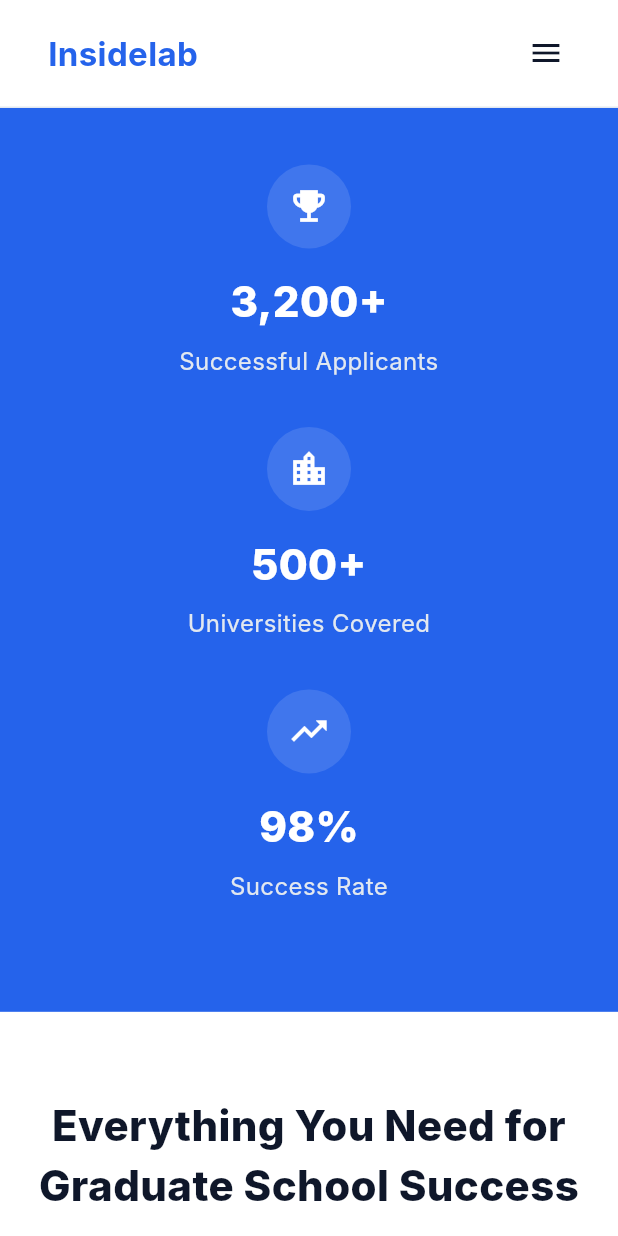
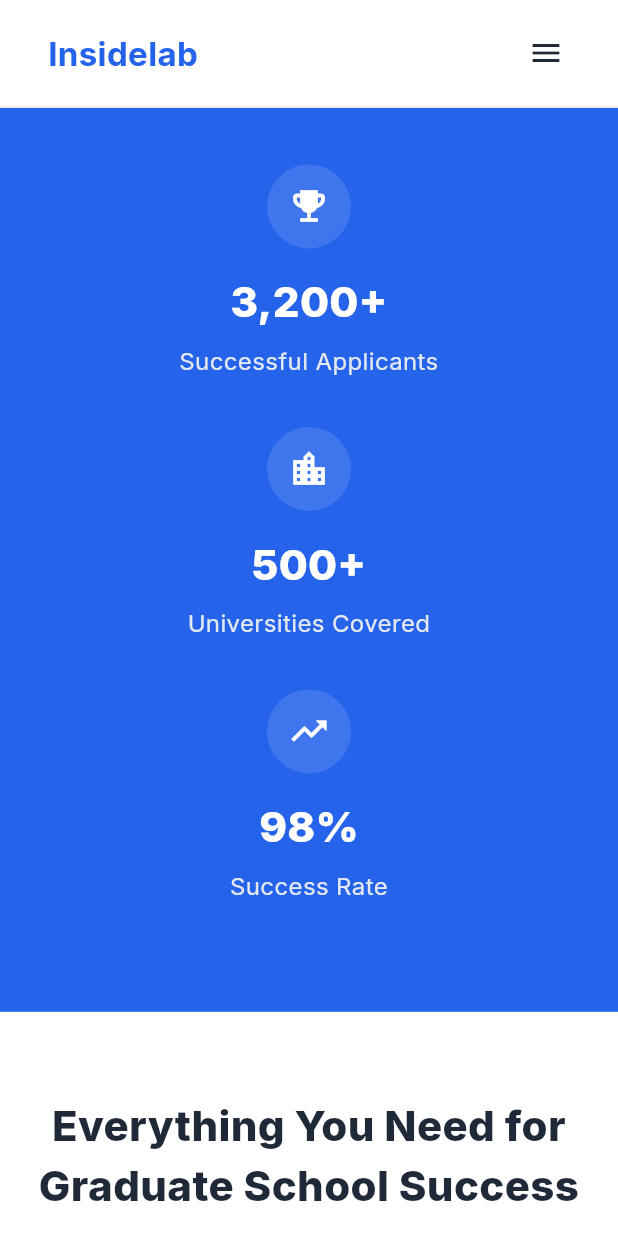
Before and after one commit to c5551051011/insidelab_frontend, a Flutter app: the screen it shows after launch, scrolled down 1152 dp, on a phone screen of 412 x 824 dp. Run offline on Flutter 3.47's test engine with Material 3 defaults, Android fonts, the phone set to English and light mode, and no system bars; our stand-ins replace flutter_typeahead, google_fonts, google_sign_in, shared_preferences; accounts and stored records are empty.

Commit message:
Improve design system with refined colors and typography
App Colors Updates:
- Soften text colors for better readability (less harsh black)
- Update textPrimary from #0F172A to #1F2937 (softer dark)
- Update textSecondary from #475569 to #6B7280 (medium gray)
- Update textTertiary from #94A3B8 to #9CA3AF (light gray)

App Theme Enhancements:
- Add Google Fonts integration for better typography
- Implement comprehensive TextTheme with Poppins font
- Add enhanced text styles for better visual hierarchy

Auth Screen Polish:
- Remove emoji from InsideLab branding for cleaner look
- Apply consistent branding across sign-in and sign-up screens
- Improve professional appearance of authentication flow

🤖 Generated with [Claude Code](https://claude.ai/code)

Co-Authored-By: Claude <noreply@anthropic.com>

```diff
--- a/lib/core/constants/app_colors.dart
+++ b/lib/core/constants/app_colors.dart
@@ -17,9 +17,9 @@ class AppColors {
   static const Color background = Color(0xFFFFFFFF);     // Card background
   static const Color backgroundLight = Color(0xFFF8FAFC); // Light background
   static const Color surface = Color(0xFFFFFFFF);        // White surface
-  static const Color textPrimary = Color(0xFF0F172A);    // Text basic
-  static const Color textSecondary = Color(0xFF475569);  // Text secondary
-  static const Color textTertiary = Color(0xFF94A3B8);   // Light text
+  static const Color textPrimary = Color(0xFF1F2937);    // Softer dark text (was too black)
+  static const Color textSecondary = Color(0xFF6B7280);  // Medium gray text
+  static const Color textTertiary = Color(0xFF9CA3AF);   // Light gray text
 
   // Footer Colors (Updated to UI Spec)
   static const Color footerBackground = Color(0xFF0B1220); // Footer background
--- a/lib/core/theme/app_theme.dart
+++ b/lib/core/theme/app_theme.dart
@@ -1,5 +1,6 @@
 // core/theme/app_theme.dart
 import 'package:flutter/material.dart';
+import 'package:google_fonts/google_fonts.dart';
 import '../constants/app_colors.dart';
 
 class AppTheme {
@@ -29,6 +30,103 @@ class AppTheme {
       scaffoldBackgroundColor: AppColors.background,
       fontFamily: 'Inter',
       useMaterial3: true,
+
+      // Enhanced Text Theme with better typography using GoogleFonts
+      textTheme: TextTheme(
+        displayLarge: GoogleFonts.poppins(
+          fontSize: 57,
+          fontWeight: FontWeight.w700,
+          letterSpacing: -0.25,
+          color: AppColors.textPrimary,
+        ),
+        displayMedium: GoogleFonts.poppins(
+          fontSize: 45,
+          fontWeight: FontWeight.w600,
+          letterSpacing: 0,
+          color: AppColors.textPrimary,
+        ),
+        displaySmall: GoogleFonts.poppins(
+          fontSize: 36,
+          fontWeight: FontWeight.w600,
+          letterSpacing: 0,
+          color: AppColors.textPrimary,
+        ),
+        headlineLarge: GoogleFonts.poppins(
+          fontSize: 32,
+          fontWeight: FontWeight.w600,
+          letterSpacing: 0,
+          color: AppColors.textPrimary,
+        ),
+        headlineMedium: GoogleFonts.poppins(
+          fontSize: 28,
+          fontWeight: FontWeight.w600,
+          letterSpacing: 0,
+          color: AppColors.textPrimary,
+        ),
+        headlineSmall: GoogleFonts.poppins(
+          fontSize: 24,
+          fontWeight: FontWeight.w600,
+          letterSpacing: 0,
+          color: AppColors.textPrimary,
+        ),
+        titleLarge: GoogleFonts.inter(
+          fontSize: 22,
+          fontWeight: FontWeight.w600,
+          letterSpacing: 0,
+          color: AppColors.textPrimary,
+        ),
+        titleMedium: GoogleFonts.inter(
+          fontSize: 16,
+          fontWeight: FontWeight.w500,
+          letterSpacing: 0.15,
+          color: AppColors.textPrimary,
+        ),
+        titleSmall: GoogleFonts.inter(
+          fontSize: 14,
+          fontWeight: FontWeight.w500,
+          letterSpacing: 0.1,
+          color: AppColors.textPrimary,
+        ),
+        bodyLarge: GoogleFonts.inter(
+          fontSize: 16,
+          fontWeight: FontWeight.w400,
+          letterSpacing: 0.15,
+          color: AppColors.textPrimary,
+          height: 1.5,
+        ),
+        bodyMedium: GoogleFonts.inter(
+          fontSize: 14,
+          fontWeight: FontWeight.w400,
+          letterSpacing: 0.25,
+          color: AppColors.textSecondary,
+          height: 1.43,
+        ),
+        bodySmall: GoogleFonts.inter(
+          fontSize: 12,
+          fontWeight: FontWeight.w400,
+          letterSpacing: 0.4,
+          color: AppColors.textSecondary,
+          height: 1.33,
+        ),
+        labelLarge: GoogleFonts.inter(
+          fontSize: 14,
+          fontWeight: FontWeight.w500,
+          letterSpacing: 0.1,
+          color: AppColors.textPrimary,
+        ),
+        labelMedium: GoogleFonts.inter(
+          fontSize: 12,
+          fontWeight: FontWeight.w500,
+          letterSpacing: 0.5,
+          color: AppColors.textSecondary,
+        ),
+        labelSmall: GoogleFonts.inter(
+          fontSize: 11,
+          fontWeight: FontWeight.w500,
+          letterSpacing: 0.5,
+          color: AppColors.textTertiary,
+        ),
+      ),
 
       // Color Scheme override to prevent purple defaults
       colorScheme: ColorScheme.fromSeed(
--- a/lib/presentation/screens/auth/sign_in_screen.dart
+++ b/lib/presentation/screens/auth/sign_in_screen.dart
@@ -53,7 +53,7 @@ class _SignInScreenState extends State<SignInScreen> {
     return Column(
       children: [
         const Text(
-          '🔬 InsideLab',
+          'InsideLab',
           style: TextStyle(
             fontSize: 48,
             fontWeight: FontWeight.bold,
--- a/lib/presentation/screens/auth/sign_up_screen.dart
+++ b/lib/presentation/screens/auth/sign_up_screen.dart
@@ -106,7 +106,7 @@ class _SignUpScreenState extends State<SignUpScreen> {
     return Column(
       children: [
         const Text(
-          '🔬 InsideLab',
+          'InsideLab',
           style: TextStyle(
             fontSize: 48,
             fontWeight: FontWeight.bold,
```
